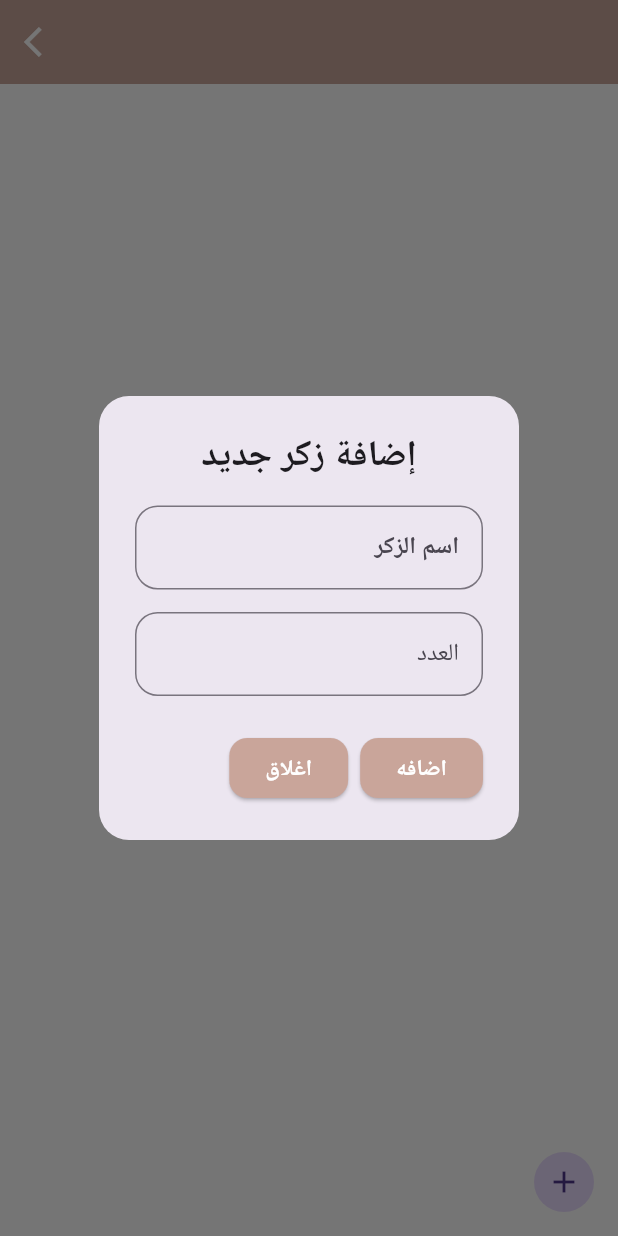
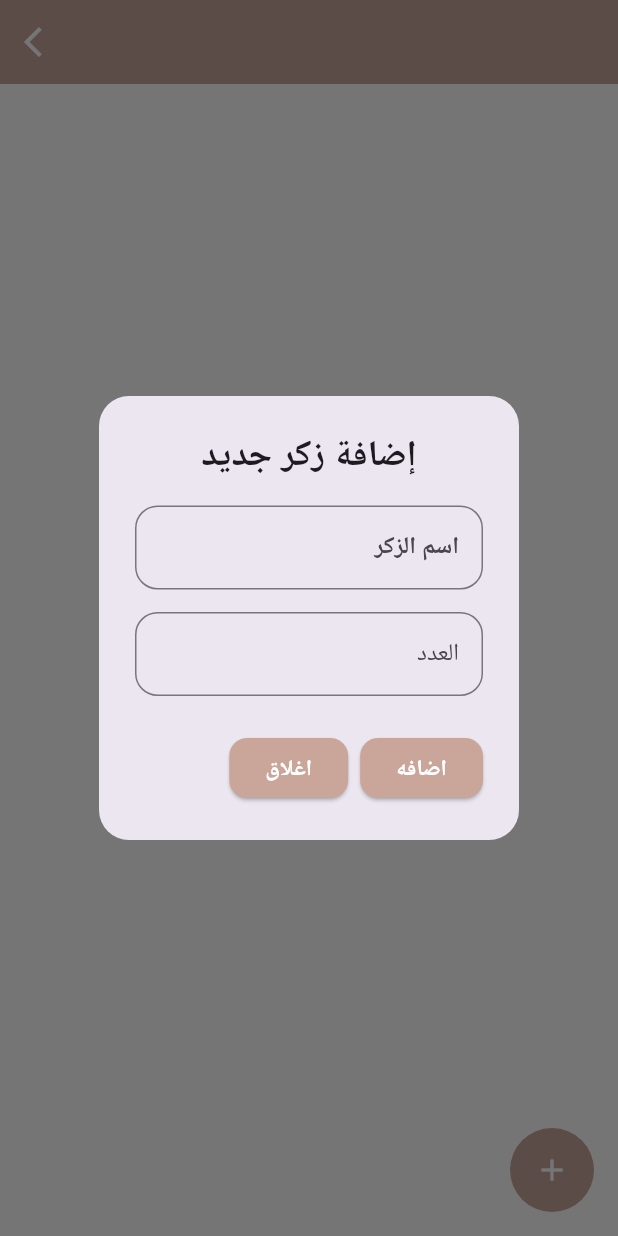
Before and after one commit to alaaNasserEzat/zker, a Flutter app: the SphaView screen opened directly with empty values, after a tap on the "add" icon, on a phone screen of 412 x 824 dp. Run offline on Flutter 3.47's test engine with Material 3 defaults, Android fonts, the light colour scheme and no system bars; our stand-ins replace bloc, dartz, equatable, flutter_bloc, geolocator, get_it and 6 more; missing offline and left inert: adhan_dart; accounts and stored records are empty.

Commit message:
add delete from spha

```diff
--- a/lib/core/routs/go_route.dart
+++ b/lib/core/routs/go_route.dart
@@ -7,6 +7,7 @@ import 'package:zker/features/home_feature/presentation/views/azkar_details_view
 import 'package:zker/features/home_feature/presentation/views/azkar_view.dart';
 import 'package:zker/features/home_feature/presentation/views/spha_details_view.dart';
 import 'package:zker/features/spaha_feature/presentation/add_spha_cubit/add_spha_cubit.dart';
+import 'package:zker/features/spaha_feature/presentation/delete_spha_cubit/delete_spha_cubit.dart';
 import 'package:zker/features/spaha_feature/presentation/get_spha_cubit/spha_cubit.dart';
 import 'package:zker/features/spaha_feature/presentation/views/spha_view.dart';
 import 'package:zker/features/quran_feature/presentation/views/bottom_nav_bar.dart';
@@ -49,6 +50,9 @@ GoRoute(
 
     return MultiBlocProvider(
       providers: [
+            BlocProvider(
+          create: (_) => sl<DeleteSphaCubit>(),
+        ),
         BlocProvider(
           create: (_) => sl<SphaCubit>()..getSpha(),
         ),
--- a/lib/core/services/service_locator.dart
+++ b/lib/core/services/service_locator.dart
@@ -10,8 +10,10 @@ import 'package:zker/features/spaha_feature/data/models/spha_model.dart';
 import 'package:zker/features/spaha_feature/data/spha_repo_impl.dart';
 import 'package:zker/features/spaha_feature/domain/repo/spha_repo.dart';
 import 'package:zker/features/spaha_feature/domain/use_cases/add_spha_use_case.dart';
+import 'package:zker/features/spaha_feature/domain/use_cases/delet_spha_use_case.dart';
 import 'package:zker/features/spaha_feature/domain/use_cases/get_spha_use_case.dart';
 import 'package:zker/features/spaha_feature/presentation/add_spha_cubit/add_spha_cubit.dart';
+import 'package:zker/features/spaha_feature/presentation/delete_spha_cubit/delete_spha_cubit.dart';
 import 'package:zker/features/spaha_feature/presentation/get_spha_cubit/spha_cubit.dart';
 
 
@@ -36,10 +38,11 @@ Future<void> setupServiceLocator() async{
       () => GetSphaUseCase(sphaRepo: sl()));
   sl.registerLazySingleton<AddSphaUseCase>(
       () => AddSphaUseCase(sl()));
-
+sl.registerLazySingleton(()=>DeletSphaUseCase(sphaRepo: sl()));
   // 5. تسجيل Cubit
   sl.registerFactory<SphaCubit>(() => SphaCubit(sl()));
   sl.registerFactory<AddSphaCubit>(() => AddSphaCubit(sl()));
+  sl.registerFactory<DeleteSphaCubit>(() => DeleteSphaCubit(sl()));
 
   /// ✅ Data Source
   sl.registerLazySingleton<QuranLocalDataSource>(
--- a/lib/features/spaha_feature/data/data_source/spha_data_source.dart
+++ b/lib/features/spaha_feature/data/data_source/spha_data_source.dart
@@ -4,6 +4,7 @@ import 'package:zker/features/spaha_feature/data/models/spha_model.dart';
 abstract class SphaDataSource {
   List<SphaModel> getSpha();
   Future<void> addSpha(SphaModel sphaModel);
+  Future<void> deletSpha(int id);
 }
 
 class SphaDataSourceImp implements SphaDataSource {
@@ -24,4 +25,9 @@ class SphaDataSourceImp implements SphaDataSource {
   List<SphaModel> getSpha()  {
     return  box.values.toList();
   }
+
+  @override
+  Future<void> deletSpha(int id)async {
+    return await box.delete(id);
+  }
 }
--- a/lib/features/spaha_feature/data/spha_repo_impl.dart
+++ b/lib/features/spaha_feature/data/spha_repo_impl.dart
@@ -25,4 +25,9 @@ try {
 return left(ErrorModel(message: e.toString()));
 }
   }
+
+  @override
+  Future<void> deletSpha({required int id})async {
+await sphaDataSource.deletSpha(id);
+  }
 }
--- a/lib/features/spaha_feature/domain/repo/spha_repo.dart
+++ b/lib/features/spaha_feature/domain/repo/spha_repo.dart
@@ -1,10 +1,9 @@
 import 'package:dartz/dartz.dart';
 import 'package:zker/core/errors/error_model.dart';
-import 'package:zker/features/spaha_feature/data/models/spha_model.dart';
-
 import 'package:zker/features/spaha_feature/domain/entity/spha_entity.dart';
 
 abstract class SphaRepo {
   Either<ErrorModel,List<SphaEntity>> getSpha();
   Future<void> addSpha({required SphaEntity spha});
+ Future<void> deletSpha({required int id});
 }
--- /dev/null
+++ b/lib/features/spaha_feature/domain/use_cases/delet_spha_use_case.dart
@@ -0,0 +1,8 @@
+import 'package:zker/features/spaha_feature/domain/repo/spha_repo.dart';
+
+class DeletSphaUseCase {
+  final SphaRepo sphaRepo;
+  DeletSphaUseCase({required this.sphaRepo});
+
+  Future<void> call( {required int id}) => sphaRepo.deletSpha(id: id);
+}
--- /dev/null
+++ b/lib/features/spaha_feature/presentation/delete_spha_cubit/delete_spha_cubit.dart
@@ -0,0 +1,14 @@
+import 'package:flutter_bloc/flutter_bloc.dart';
+import 'package:zker/features/spaha_feature/domain/use_cases/delet_spha_use_case.dart';
+import 'package:zker/features/spaha_feature/presentation/delete_spha_cubit/delete_spha_state.dart';
+
+class DeleteSphaCubit extends Cubit<DeleteSphaState> {
+  DeleteSphaCubit(this.deletSphaUseCase) : super(DeleteSphaInitial());
+  final DeletSphaUseCase deletSphaUseCase;
+delete(id)async{
+emit(DeleteSphaLoading());
+ await deletSphaUseCase.call( id: id);
+ emit(DeleteSphaSuccess());
+}
+
+}
--- /dev/null
+++ b/lib/features/spaha_feature/presentation/delete_spha_cubit/delete_spha_state.dart
@@ -0,0 +1,13 @@
+import 'package:zker/core/errors/error_model.dart';
+
+class DeleteSphaState {}
+class DeleteSphaInitial extends DeleteSphaState {}
+class DeleteSphaSuccess extends DeleteSphaState {
+  DeleteSphaSuccess();
+}
+class DeleteSphaError extends DeleteSphaState {
+  final ErrorModel errorModel;
+
+  DeleteSphaError(this.errorModel);
+}
+class DeleteSphaLoading extends DeleteSphaState {}
--- a/lib/features/spaha_feature/presentation/views/spha_view.dart
+++ b/lib/features/spaha_feature/presentation/views/spha_view.dart
@@ -1,6 +1,7 @@
 import 'package:flutter/material.dart';
 import 'package:flutter_bloc/flutter_bloc.dart';
 import 'package:zker/core/services/service_locator.dart';
+import 'package:zker/core/utils/app_colors.dart';
 import 'package:zker/core/widgets/custom_app_bar.dart';
 import 'package:zker/features/spaha_feature/presentation/add_spha_cubit/add_spha_cubit.dart';
 import 'package:zker/features/spaha_feature/presentation/get_spha_cubit/spha_cubit.dart';
@@ -18,8 +19,10 @@ class SphaView extends StatelessWidget {
       appBar: buildAppBar(context, title),
       body: SphaList(),
       floatingActionButton: CircleAvatar(
+        backgroundColor: AppColors.mainColor,
+        radius: 28,
         child: IconButton(
-          icon: const Icon(Icons.add),
+          icon: const Icon(Icons.add,color: AppColors.white,),
           onPressed: () {
             showAddSphaDialog(context); // دلوقتي ال dialog هيلاقي AddSphaCubit
           },
--- a/lib/features/spaha_feature/presentation/views/widgets/spha_list.dart
+++ b/lib/features/spaha_feature/presentation/views/widgets/spha_list.dart
@@ -1,40 +1,60 @@
 import 'package:flutter/material.dart';
 import 'package:flutter_bloc/flutter_bloc.dart';
-import 'package:zker/features/home_feature/presentation/views/widgets/spha_container.dart';
+import 'package:zker/features/spaha_feature/presentation/delete_spha_cubit/delete_spha_state.dart';
+import 'package:zker/features/spaha_feature/presentation/views/widgets/spha_container.dart';
 import 'package:zker/features/spaha_feature/presentation/get_spha_cubit/spha_cubit.dart';
 import 'package:zker/features/spaha_feature/presentation/get_spha_cubit/spha_state.dart';
-// تأكدي المسار
+import 'package:zker/features/spaha_feature/presentation/delete_spha_cubit/delete_spha_cubit.dart';
 
 class SphaList extends StatelessWidget {
   const SphaList({super.key});
 
   @override
   Widget build(BuildContext context) {
-    return Padding(
+    return BlocListener<DeleteSphaCubit, DeleteSphaState>(
+      listener: (context, state) {
+        if (state is DeleteSphaSuccess) {
+          ScaffoldMessenger.of(context).showSnackBar(
+            const SnackBar(content: Text("تم حذف السبحة بنجاح")),
+          );
+          context.read<SphaCubit>().getSpha();
+        }
+        else if (state is DeleteSphaError) {
+          ScaffoldMessenger.of(context).showSnackBar(
+            SnackBar(content: Text(state.errorModel.message)),
+          );
+        }
+      },
+      child: Padding(
         padding: const EdgeInsets.all(8.0),
         child: BlocBuilder<SphaCubit, SphaState>(
           builder: (context, state) {
             if (state is SphaLoading) {
               return const Center(child: CircularProgressIndicator());
-          } else if (state is SphaLoaded) {
-            final sphas = state.sphas; // المفروض الـ cubit بيرجع ليست من الـ SphaModel
-            return sphas.isEmpty? const Center(child: Text('لا يوجد سباحة')):
+            }
+            else if (state is SphaLoaded) {
+              final sphas = state.sphas;
 
-            ListView.builder(
+              return sphas.isEmpty
+                  ? const Center(child: Text('لا يوجد سبحة'))
+                  : ListView.builder(
                       itemCount: sphas.length,
                       itemBuilder: (context, index) {
                         return Padding(
                           padding: const EdgeInsets.all(8.0),
-                  child: SphaContainer(sphaModel: sphas[index]), // لو الـ SphaContainer بياخد عنصر
+                          child: SphaContainer(sphaModel: sphas[index]),
                         );
                       },
                     );
-          } else if (state is SphaError) {
-            return Center(child: Text(state.error.message  ));
-          } else {
-            return const SizedBox.shrink(); // حالة البداية
+            }
+            else if (state is SphaError) {
+              return Center(child: Text(state.error.message));
+            }
+            else {
+              return const SizedBox.shrink();
             }
           },
+        ),
       ),
     );
   }
```
Also changed, not shown: lib/features/spaha_feature/presentation/views/widgets/spha_container.dart (renamed from lib/features/home_feature/presentation/views/widgets/spha_container.dart, +25 -6 lines). Lines whose indentation alone changed are shown as unchanged.
